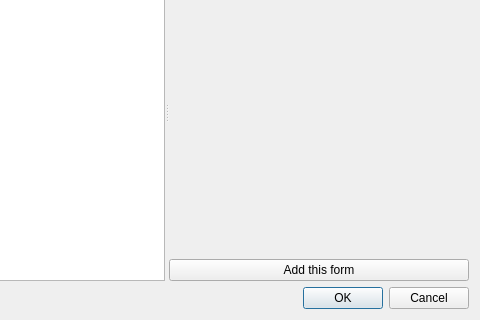
First picture: the form in plugins/formmanagerplugin/formeditordialog.ui, repository FreeHealth/freehealth, before the edit; both pictures show x 146 to 626 and y 97 to 417 of the 626 by 417 pixel window.
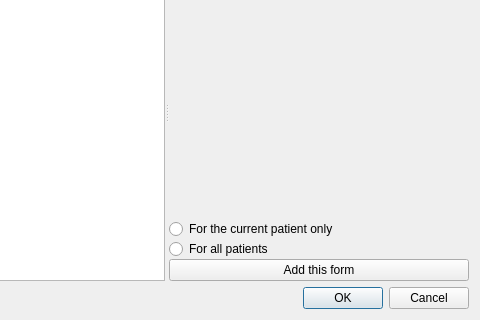
Second picture: the form after the edit. Custom widgets are drawn as their Qt base class.

```diff
--- a/plugins/formmanagerplugin/formeditordialog.ui
+++ b/plugins/formmanagerplugin/formeditordialog.ui
@@ -97,13 +97,27 @@
         <property name="spacing">
          <number>0</number>
         </property>
+        <item row="3" column="0">
+         <widget class="QPushButton" name="addForm">
+          <property name="text">
+           <string>Add this form</string>
+          </property>
+         </widget>
+        </item>
         <item row="0" column="0">
          <widget class="Form::FormFilesSelectorWidget" name="formSelector" native="true"/>
         </item>
         <item row="1" column="0">
-         <widget class="QPushButton" name="addForm">
+         <widget class="QRadioButton" name="currentPatient">
           <property name="text">
-           <string>Add this form</string>
+           <string>For the current patient only</string>
+          </property>
+         </widget>
+        </item>
+        <item row="2" column="0">
+         <widget class="QRadioButton" name="allPatients">
+          <property name="text">
+           <string>For all patients</string>
           </property>
          </widget>
         </item>
```
